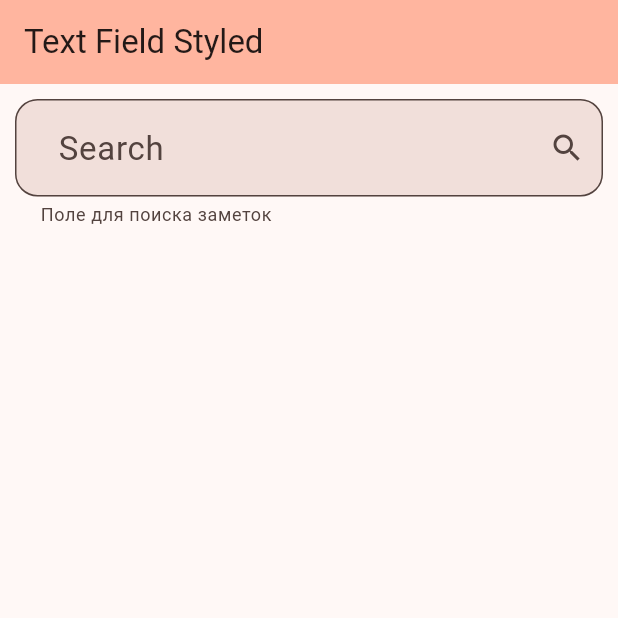
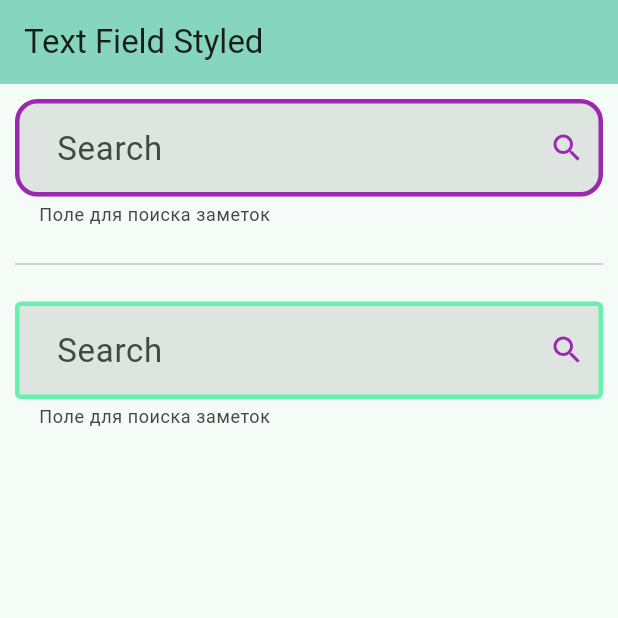
Before and after one commit to zsefvcx/flutter, a Flutter app: the screen it shows after launch, on a phone screen of 412 x 824 dp, the top half of it. Run offline on Flutter 3.47's test engine with Material 2 defaults, Android fonts, the phone set to English and light mode, and no system bars.

Commit message:
06_Layout text field styled done

```diff
--- a/06_Layout/text_field_styled/lib/main.dart
+++ b/06_Layout/text_field_styled/lib/main.dart
@@ -14,7 +14,15 @@ class MyApp extends StatelessWidget {
       debugShowMaterialGrid: false,
       debugShowCheckedModeBanner: false,
       theme: ThemeData(
-        colorScheme: ColorScheme.fromSeed(seedColor: Colors.deepOrangeAccent),
+        colorScheme: ColorScheme.fromSeed(seedColor: Colors.tealAccent),
+        inputDecorationTheme: const InputDecorationTheme(
+          enabledBorder: OutlineInputBorder(
+            borderSide: BorderSide(width: 3, color: Colors.greenAccent),
+          ),
+          focusedBorder: OutlineInputBorder(
+            borderSide: BorderSide(width: 3, color: Colors.amberAccent),
+          ),
+        ),
         useMaterial3: true,
       ),
       home: const MyHomePage(title: 'Text Field Styled'),
@@ -34,6 +42,7 @@ class MyHomePage extends StatefulWidget {
 class _MyHomePageState extends State<MyHomePage> {
 
   final _fieldText = TextEditingController();
+  final _fieldText2 = TextEditingController();
 
   @override
   Widget build(BuildContext context) {
@@ -43,36 +52,61 @@ class _MyHomePageState extends State<MyHomePage> {
         backgroundColor: Theme.of(context).colorScheme.inversePrimary,
         title: Text(widget.title),
       ),
-      body: Center(
+      body: SafeArea(
+        child: Center(
           child: Padding(
-          padding: EdgeInsets.all(10.0),
+            padding: const EdgeInsets.all(10.0),
             child: Column(
               mainAxisAlignment: MainAxisAlignment.start,
+
               children:
               [
                 TextField(
                   controller: _fieldText,
+
                   decoration: const InputDecoration(
-                  border: OutlineInputBorder(
+                    enabledBorder: OutlineInputBorder(
+                      borderSide: BorderSide(width: 3, color: Colors.purple),
                       borderRadius: BorderRadius.all(Radius.circular(15.0)),
-                    gapPadding: 5,
+                    ),
+                    focusedBorder: OutlineInputBorder(
+                      borderSide: BorderSide(width: 3, color: Colors.purple),
+                      borderRadius: BorderRadius.all(Radius.circular(15.0)),
                     ),
                     hintText: 'Введите значение',
                     hintStyle: TextStyle(fontSize: 22),
                     helperText: 'Поле для поиска заметок',
                     suffixIcon: Icon(Icons.search),
                     filled: true,
-                  iconColor: Colors.purple,
+                    suffixIconColor: Colors.purple,
                     label: Text('  Search  ',style: TextStyle(fontSize: 22)),
                   ),
                   style: const TextStyle(fontSize: 22),
                   onSubmitted: (value) {
                     print(value);
-                  _fieldText.clear();
+                    //_fieldText.clear();
                   },
                 ),
-
+                const Divider(height: 50,),
+                TextField(
+                  controller: _fieldText2,
+                  decoration: const InputDecoration(
+                    hintText: 'Введите значение',
+                    hintStyle: TextStyle(fontSize: 22),
+                    helperText: 'Поле для поиска заметок',
+                    suffixIcon: Icon(Icons.search),
+                    filled: true,
+                    suffixIconColor: Colors.purple,
+                    label: Text('  Search  ',style: TextStyle(fontSize: 22)),
+                  ),
+                  style: const TextStyle(fontSize: 22),
+                  onSubmitted: (value) {
+                    print(value);
+                    //_fieldText2.clear();
+                  },
+                ),
               ],
+            ),
           ),
         ),
       ),
```
Also changed, not shown: 06_Layout/text_field_styled/pubspec.lock, 10 other files. Lines whose indentation alone changed are shown as unchanged.
